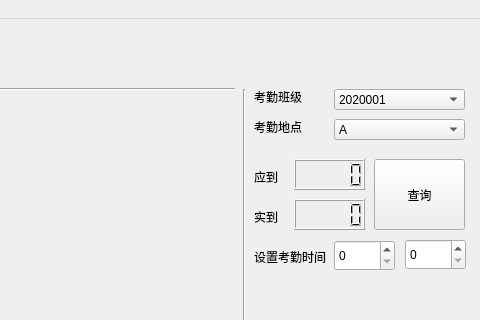
The window that ui/mainwindow.ui (lostprobe99/Face-Recognition-Class-Attendance-System) describes before a commit, drawn with Qt 5; both pictures show x 606 to 1086 and y 0 to 320 of the 1086 by 907 pixel window.
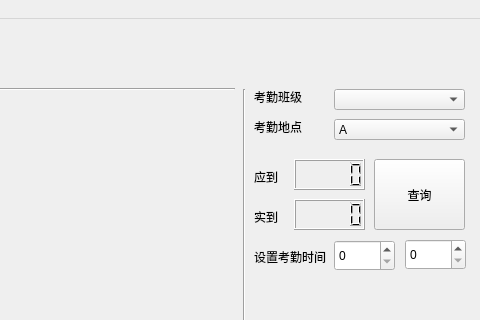
The same window after the commit.

Commit message: fetch class when mainwindow init

Patch:
```diff
--- a/ui/mainwindow.ui
+++ b/ui/mainwindow.ui
@@ -342,16 +342,6 @@
       <height>21</height>
      </rect>
     </property>
-    <item>
-     <property name="text">
-      <string>2020001</string>
-     </property>
-    </item>
-    <item>
-     <property name="text">
-      <string>2020002</string>
-     </property>
-    </item>
    </widget>
    <widget class="QLabel" name="label_listName1">
     <property name="geometry">
```
The commit also changes 1 other file.
